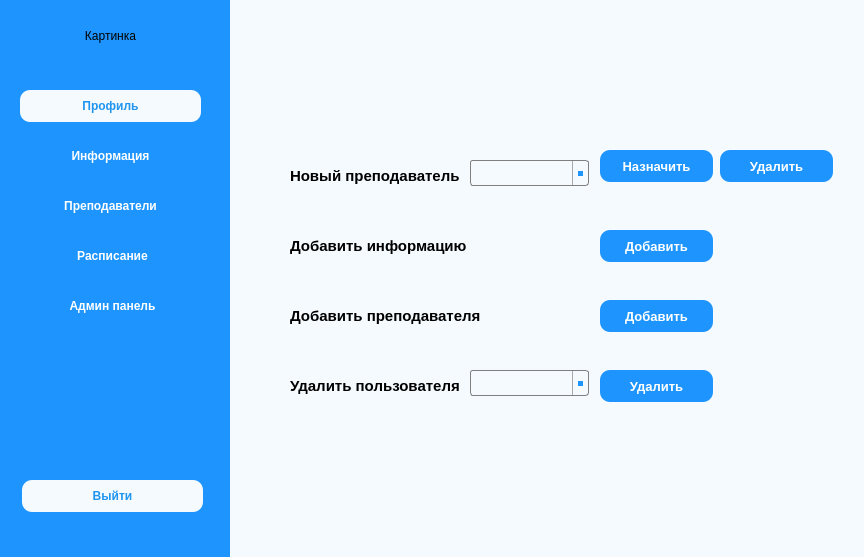
Above: App2/UI/mainUI.ui from Heyaski/carSchoolApp before the change. Below: the same form after it.
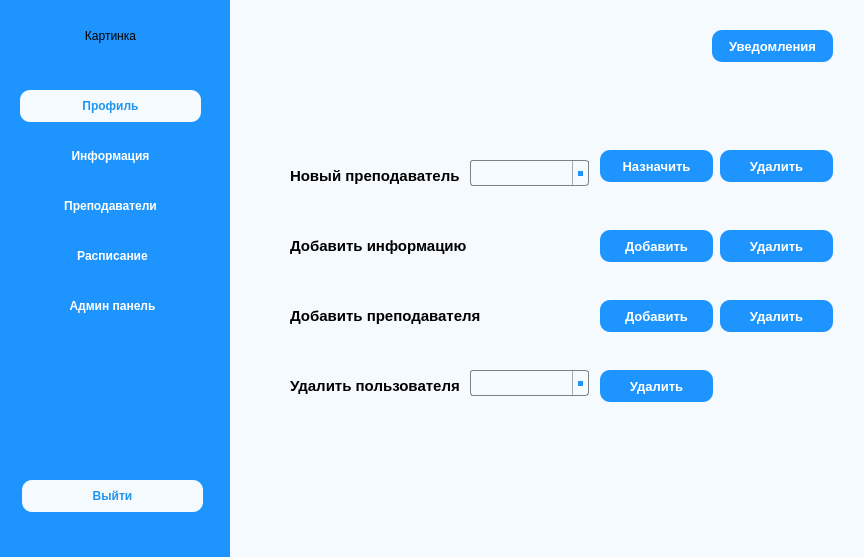
That is the form after the change. The open tabs and pages were chosen to show the change.

Commit message: Готовая страница информации + почти уведомления

Patch:
```diff
--- a/App2/UI/mainUI.ui
+++ b/App2/UI/mainUI.ui
@@ -548,6 +548,7 @@
 QComboBox QAbstractItemView {
     border: 2px solid darkgray;
     selection-background-color: lightgray;
+	selection-color: #1E95FE;
 }</string>
       </property>
       <widget class="QLabel" name="newTeacherLable">
@@ -702,8 +703,65 @@
         <string>Удалить</string>
        </property>
       </widget>
+      <widget class="QPushButton" name="removeTeacherBtn">
+       <property name="geometry">
+        <rect>
+         <x>470</x>
+         <y>210</y>
+         <width>113</width>
+         <height>32</height>
+        </rect>
+       </property>
+       <property name="cursor">
+        <cursorShape>PointingHandCursor</cursorShape>
+       </property>
+       <property name="text">
+        <string>Удалить</string>
+       </property>
+      </widget>
+      <widget class="QPushButton" name="removeInfoBtn">
+       <property name="geometry">
+        <rect>
+         <x>470</x>
+         <y>140</y>
+         <width>113</width>
+         <height>32</height>
+        </rect>
+       </property>
+       <property name="cursor">
+        <cursorShape>PointingHandCursor</cursorShape>
+       </property>
+       <property name="text">
+        <string>Удалить</string>
+       </property>
+      </widget>
      </widget>
     </widget>
+    <widget class="QPushButton" name="notificationBtn">
+     <property name="geometry">
+      <rect>
+       <x>482</x>
+       <y>30</y>
+       <width>121</width>
+       <height>32</height>
+      </rect>
+     </property>
+     <property name="cursor">
+      <cursorShape>PointingHandCursor</cursorShape>
+     </property>
+     <property name="styleSheet">
+      <string notr="true">QPushButton {
+	border-radius: 10px;
+	background: #1E95FE;
+	color: white;
+	font-weight: bold;
+	font-size: 13px;
+}</string>
+     </property>
+     <property name="text">
+      <string>Уведомления</string>
+     </property>
+    </widget>
    </widget>
   </widget>
  </widget>
```
Left out of the diff: 2 changed lines with no effect on the pictures. The commit also changes 245 other files.
